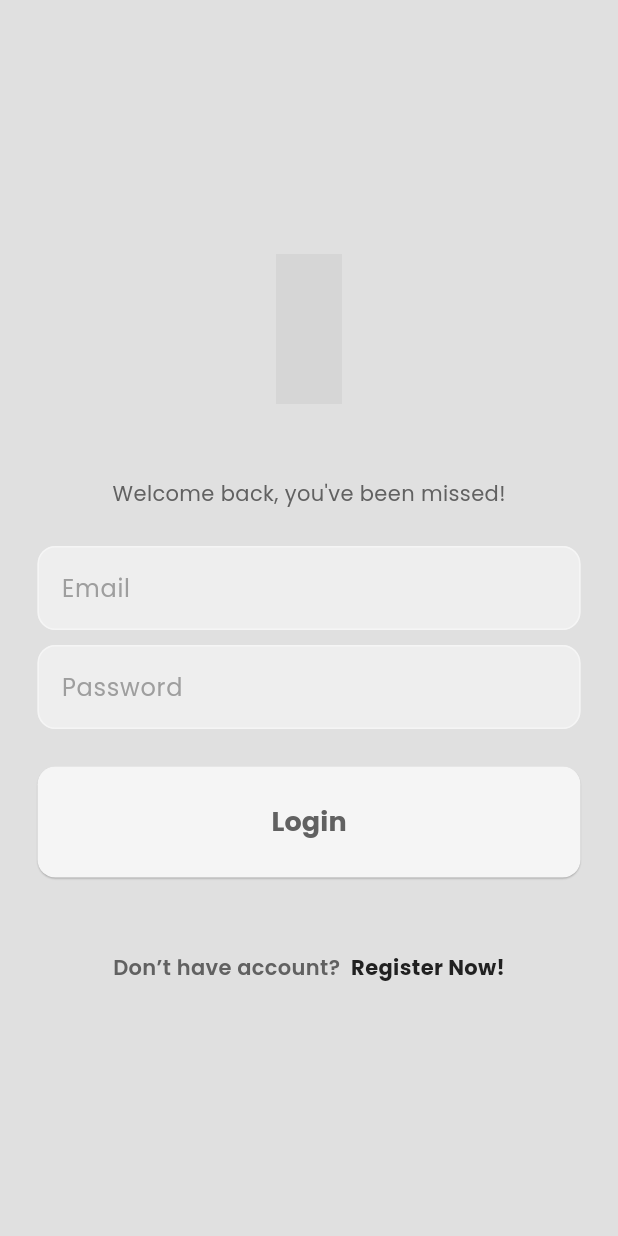
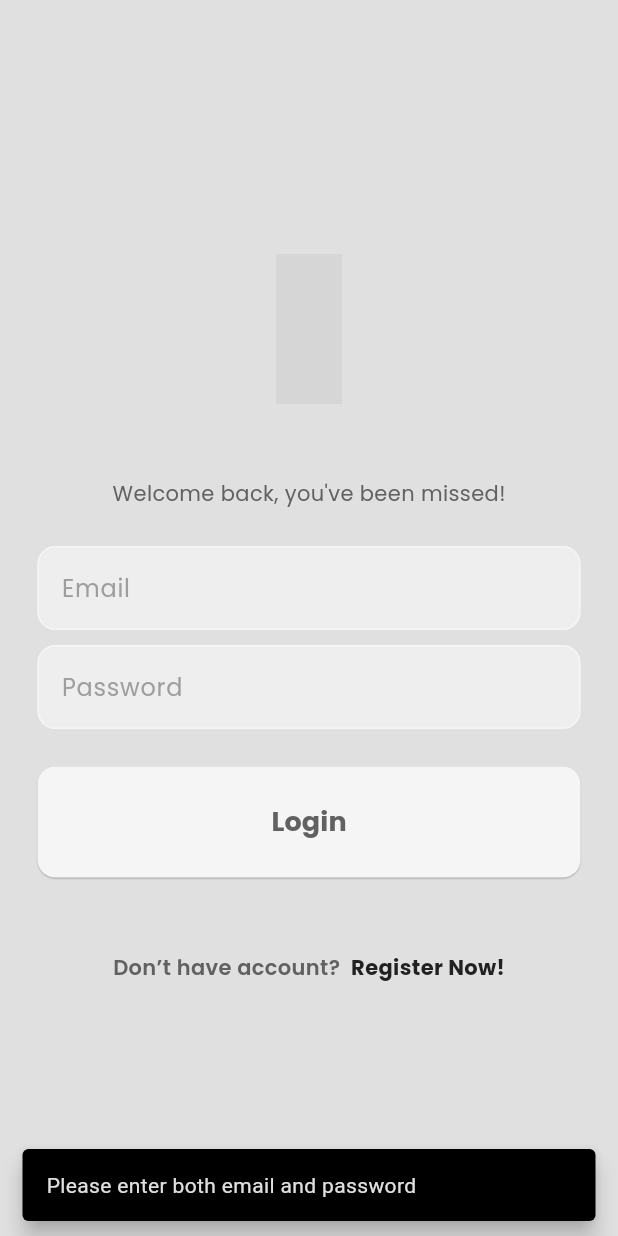
Before and after one commit to hafizflow/social_media_app, a Flutter app: the screen it shows after launch, after a tap on "Login", on a phone screen of 412 x 824 dp. Run offline on Flutter 3.47's test engine with Material 3 defaults, Android fonts, the phone set to English and light mode, and no system bars; our stand-ins replace firebase_auth, firebase_core, flutter_bloc, google_fonts, iconsax; accounts and stored records are empty; grey boxes are pictures that could not be loaded.

Commit message:
login and homepage complete

```diff
--- a/lib/app.dart
+++ b/lib/app.dart
@@ -1,5 +1,12 @@
+import 'dart:developer';
+
 import 'package:flutter/material.dart';
+import 'package:flutter_bloc/flutter_bloc.dart';
+import 'package:social_media_app/features/auth/data/firebase_auth_repo.dart';
+import 'package:social_media_app/features/auth/presentation/cubits/auth_cubit.dart';
+import 'package:social_media_app/features/auth/presentation/cubits/auth_state.dart';
 import 'package:social_media_app/features/auth/presentation/pages/auth_page.dart';
+import 'package:social_media_app/features/post/presentation/pages/home_page.dart';
 import 'package:social_media_app/themes/light_mode.dart';
 
 //* App - Root level
@@ -7,7 +14,7 @@ import 'package:social_media_app/themes/light_mode.dart';
 /*
 
 Repositories for database
- - firebase
+  - firebase
 
 Bloc Providers: for state management
   - Auth
@@ -23,15 +30,39 @@ Check auth state
 */
 
 class SocialMediaApp extends StatelessWidget {
-  const SocialMediaApp({super.key});
+  SocialMediaApp({super.key});
+
+  // auth repo
+  final authRepo = FirebaseAuthRepo();
 
   @override
   Widget build(BuildContext context) {
-    return MaterialApp(
-      debugShowCheckedModeBanner: false,
-      title: "Social Media App",
-      home: const AuthPage(),
-      theme: lightTheme,
+    //* Provide cubit to the app
+    return BlocProvider(
+      create: (context) => AuthCubit(authRepo: authRepo)..checkAuth(),
+      child: MaterialApp(
+        debugShowCheckedModeBanner: false,
+        title: "Social Media App",
+        theme: lightTheme,
+        home: BlocConsumer<AuthCubit, AuthState>(
+          builder: (context, authState) {
+            log(authState.toString());
+
+            if (authState is Unauthenticated) {
+              return const AuthPage();
+            } else if (authState is Authenticated) {
+              return const HomePage();
+            } else {
+              return const Scaffold(
+                body: Center(
+                  child: CircularProgressIndicator(),
+                ),
+              );
+            }
+          },
+          listener: (context, state) {},
+        ),
+      ),
     );
   }
 }
--- /dev/null
+++ b/lib/features/auth/presentation/components/my_snackbar.dart
@@ -0,0 +1,10 @@
+import 'package:flutter/material.dart';
+
+void mySnackBar(BuildContext context, String message) {
+  ScaffoldMessenger.of(context).showSnackBar(
+    SnackBar(
+      content: Text(message),
+      behavior: SnackBarBehavior.floating,
+    ),
+  );
+}
--- a/lib/features/auth/presentation/pages/login_page.dart
+++ b/lib/features/auth/presentation/pages/login_page.dart
@@ -4,11 +4,14 @@
 // Also if the user doesn't have an account they can go to register page from here to create one
 
 import 'package:flutter/material.dart';
+import 'package:flutter_bloc/flutter_bloc.dart';
 import 'package:google_fonts/google_fonts.dart';
 import 'package:iconsax/iconsax.dart';
 import 'package:social_media_app/features/auth/presentation/components/my_button.dart';
 import 'package:social_media_app/features/auth/presentation/components/my_rich_text.dart';
+import 'package:social_media_app/features/auth/presentation/components/my_snackbar.dart';
 import 'package:social_media_app/features/auth/presentation/components/my_text_field.dart';
+import 'package:social_media_app/features/auth/presentation/cubits/auth_cubit.dart';
 
 class LoginPage extends StatefulWidget {
   final void Function() togglePage;
@@ -22,6 +25,23 @@ class LoginPage extends StatefulWidget {
 class _LoginPageState extends State<LoginPage> {
   final emailController = TextEditingController();
   final pwController = TextEditingController();
+
+  //* login button pressed
+  void login() {
+    final String email = emailController.text.trim();
+    final String pw = pwController.text.trim();
+
+    // AuthCubit
+    final authCubit = context.read<AuthCubit>();
+
+    if (email.isNotEmpty && pw.isNotEmpty) {
+      // Login!
+      authCubit.login(email, pw);
+    } else {
+      // Show error message
+      mySnackBar(context, "Please enter both email and password");
+    }
+  }
 
   @override
   void dispose() {
@@ -80,7 +100,7 @@ class _LoginPageState extends State<LoginPage> {
                   // Login Button
                   MyButton(
                     text: "Login",
-                    onTap: () {},
+                    onTap: () => login(),
                   ),
 
                   const SizedBox(height: 50),
--- a/lib/main.dart
+++ b/lib/main.dart
@@ -9,5 +9,5 @@ void main() async {
   await Firebase.initializeApp(options: DefaultFirebaseOptions.currentPlatform);
 
   //* Run app
-  runApp(const SocialMediaApp());
+  runApp(SocialMediaApp());
 }
```
Also changed, not shown: lib/features/auth/presentation/components/my_button.dart (+1 -21 lines), lib/features/post/presentation/pages/home_page.dart (added, +29 -0 lines).
